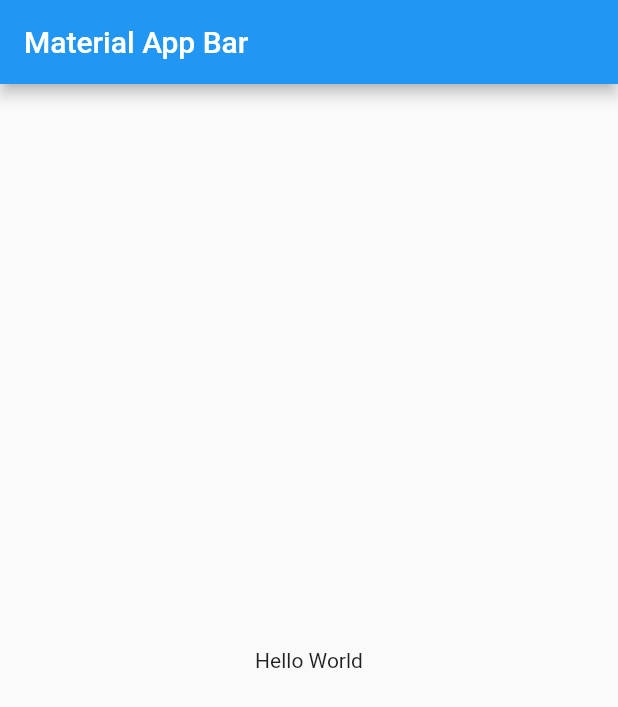
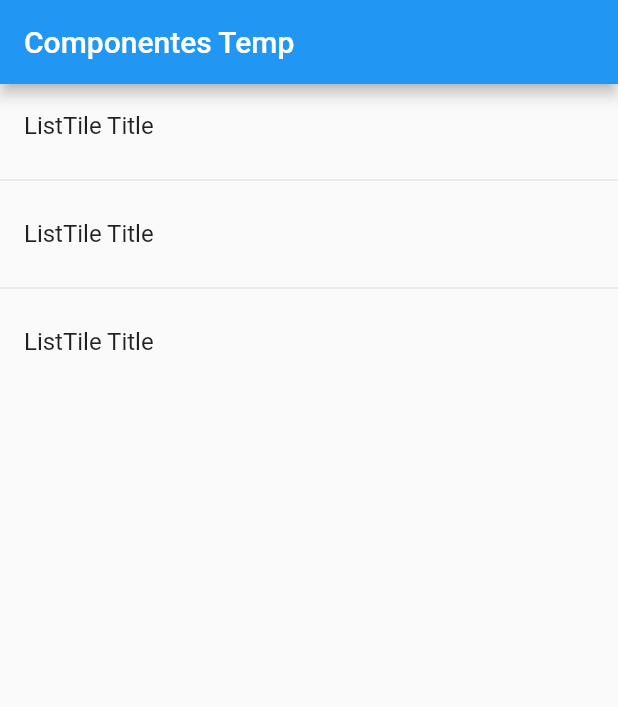
Before and after one commit to Adel-Cabrera/Flutter-Ex-Admob, a Flutter app: the screen it shows after launch, on a phone screen of 412 x 824 dp. Shown: the top 707 px of the screen. Run offline on Flutter 3.47's test engine with Material 2 defaults, Android fonts, the phone set to English and light mode, and no system bars.

```diff
--- a/itsallwidgets/lib/main.dart
+++ b/itsallwidgets/lib/main.dart
@@ -1,4 +1,5 @@
 import 'package:flutter/material.dart';
+import 'package:itsallwidgets/src/pages/home_temp.dart';
 
 void main() => runApp(MyApp());
 
@@ -7,16 +8,7 @@ class MyApp extends StatelessWidget {
   Widget build(BuildContext context) {
     return MaterialApp(
       title: 'Material App',
-      home: Scaffold(
-        appBar: AppBar(
-          title: Text('Material App Bar'),
-        ),
-        body: Center(
-          child: Container(
-            child: Text('Hello World'),
-          ),
-        ),
-      ),
+      home: HomePageTemp(),
     );
   }
 }
--- /dev/null
+++ b/itsallwidgets/lib/src/pages/home_temp.dart
@@ -0,0 +1,25 @@
+import 'package:flutter/material.dart';
+
+class HomePageTemp extends StatelessWidget {
+  @override
+  Widget build(BuildContext context) {
+    return Scaffold(
+      appBar: AppBar(title: Text('Componentes Temp')),
+      body: ListView(
+        children: <Widget>[
+          ListTile(
+            title: Text('ListTile Title'),
+          ),
+          Divider(),
+          ListTile(
+            title: Text('ListTile Title'),
+          ),
+          Divider(),
+          ListTile(
+            title: Text('ListTile Title'),
+          )
+        ],
+      ),
+    );
+  }
+}
```
